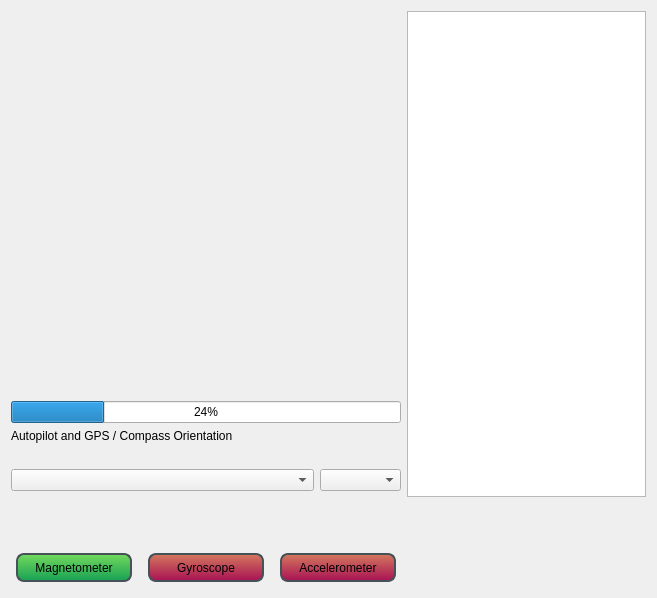
The window that src/ui/px4_configuration/QGCPX4SensorCalibration.ui (mavlink/qgroundcontrol) describes before a commit, drawn with Qt 5.
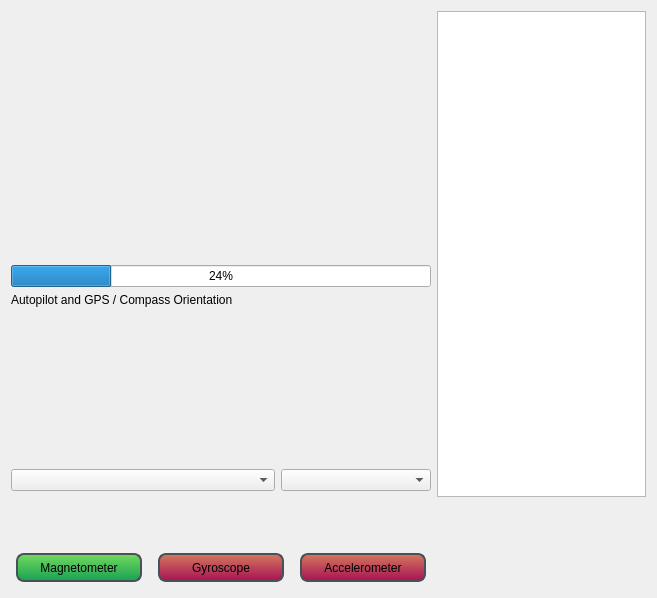
The same window after the commit. Icons and pictures are not drawn.

Commit message: Added DSM binding support, improved mag and board rotation UI support

Patch:
```diff
--- a/src/ui/px4_configuration/QGCPX4SensorCalibration.ui
+++ b/src/ui/px4_configuration/QGCPX4SensorCalibration.ui
@@ -179,6 +179,12 @@
    </item>
    <item row="4" column="1">
     <widget class="QLabel" name="gpsLabel">
+     <property name="minimumSize">
+      <size>
+       <width>150</width>
+       <height>150</height>
+      </size>
+     </property>
      <property name="text">
       <string/>
      </property>
```
The commit also changes 4 other files.
